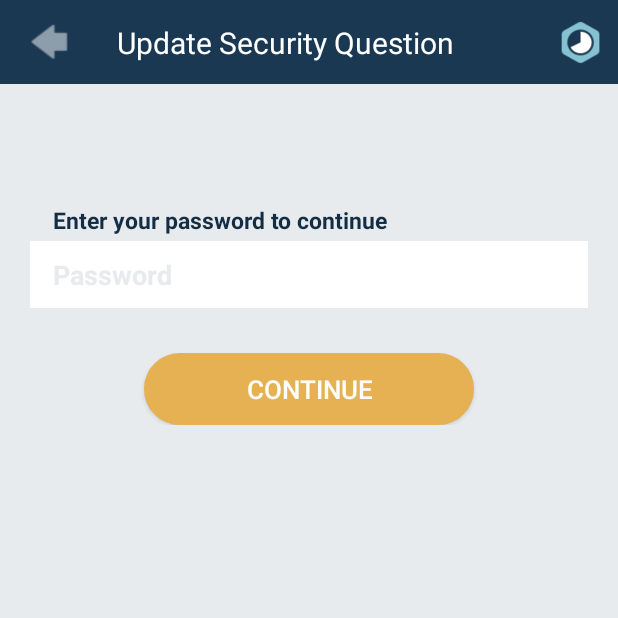
After one commit to anshilbhansali/SelfScoreApp, an Android app: the UpdateSecQuestion screen opened directly, with no data from a screen before it, on a phone screen of 412 x 824 dp, the top half of it. The commit adds this screen. Run offline under Robolectric (Android 15) with nearby library versions, the phone set to English and light mode, and no system bars.

Commit message:
account settings activity done, and implementing swipetorefresh

```diff
--- /dev/null
+++ b/app/src/main/java/com/selfscore/selfscoreapp/Activities/DashboardActivities/UpdateSecQuestion.java
@@ -0,0 +1,190 @@
+package com.selfscore.selfscoreapp.Activities.DashboardActivities;
+
+import android.annotation.TargetApi;
+import android.content.Intent;
+import android.os.Build;
+import android.support.v7.app.AppCompatActivity;
+import android.os.Bundle;
+import android.support.v7.widget.Toolbar;
+import android.view.KeyEvent;
+import android.view.View;
+import android.view.WindowManager;
+import android.widget.AdapterView;
+import android.widget.ArrayAdapter;
+import android.widget.Button;
+import android.widget.EditText;
+import android.widget.ImageView;
+import android.widget.LinearLayout;
+import android.widget.Spinner;
+import android.widget.TextView;
+import android.widget.Toast;
+
+import com.selfscore.selfscoreapp.Model.Model;
+import com.selfscore.selfscoreapp.R;
+import com.selfscore.selfscoreapp.SelfScoreApplication;
+
+public class UpdateSecQuestion extends AppCompatActivity {
+
+    EditText password_view;
+    Model model;
+    TextView questionView;
+    String question, answer;
+
+    @TargetApi(Build.VERSION_CODES.JELLY_BEAN_MR1)
+    @Override
+    protected void onCreate(Bundle savedInstanceState) {
+        super.onCreate(savedInstanceState);
+        setContentView(R.layout.activity_update_sec_question);
+
+        model = ((SelfScoreApplication) this.getApplication()).getModel();
+
+        Toolbar myToolbar = (Toolbar) findViewById(R.id._toolbar);
+        setSupportActionBar(myToolbar);
+
+        ImageView back_button = (ImageView) findViewById(R.id.back_button);
+        ImageView home_button = (ImageView) findViewById(R.id.home_button);
+        TextView header_view = (TextView) findViewById(R.id.header_card);
+        LinearLayout.LayoutParams params = (LinearLayout.LayoutParams)header_view.getLayoutParams();
+        params.setMarginStart(40);
+        header_view.setLayoutParams(params);
+        header_view.setText("Update Security Question");
+
+        back_button.setOnClickListener(new View.OnClickListener() {
+            @Override
+            public void onClick(View v) {
+                onBackPressed();
+            }
+        });
+
+        home_button.setOnClickListener(new View.OnClickListener() {
+            @Override
+            public void onClick(View v) {
+                Intent intent = new Intent(getApplicationContext(), MainActivity.class);
+                startActivity(intent);
+            }
+        });
+
+
+        final View check_p_view = findViewById(R.id.check_password_view);
+        final View update_sq_view = findViewById(R.id.update_secq_view);
+
+        check_p_view.setVisibility(View.VISIBLE);
+        update_sq_view.setVisibility(View.GONE);
+
+        Button continue_b = (Button) findViewById(R.id.continue_button);
+        password_view = (EditText) findViewById(R.id.current_p);
+
+        continue_b.setOnClickListener(new View.OnClickListener() {
+            @Override
+            public void onClick(View v) {
+                String password = password_view.getText().toString();
+                Boolean cancel = false;
+
+                //reset error
+                password_view.setError(null);
+
+                if(!checkPassword(password))
+                {
+                    password_view.setError("Password is wrong");
+                    cancel = true;
+                }
+
+                if(cancel)
+                {
+                    password_view.requestFocus();
+                }
+                else
+                {
+                    check_p_view.setVisibility(View.GONE);
+                    update_sq_view.setVisibility(View.VISIBLE);
+                }
+
+            }
+        });
+
+        //AFTER PASSWORD VERIFIED...UPDATE SEC QUESTION
+        final View arrow_down = findViewById(R.id.arrow_down);
+        Spinner spinner = (Spinner) findViewById(R.id.spinner_create);
+        ArrayAdapter<String> adapter = new ArrayAdapter<String>(this, android.R.layout.simple_spinner_dropdown_item, model.getSecQuestions());
+        spinner.setAdapter(adapter);
+        spinner.setOnItemSelectedListener(new AdapterView.OnItemSelectedListener() {
+            @Override
+            public void onItemSelected(AdapterView<?> parent, View view, int position, long id) {
+                questionView = (TextView) view;
+                question = questionView.getText().toString();
+
+                if(!question.equals("Select a security question..."))
+                {
+                    //if a question is selected, hide arrow
+                    arrow_down.setVisibility(View.GONE);
+                }
+                else
+                {
+                    arrow_down.setVisibility(View.VISIBLE);
+                }
+            }
+
+            @Override
+            public void onNothingSelected(AdapterView<?> parent) {
+
+            }
+        });
+
+        final EditText answer_view = (EditText) findViewById(R.id.answer_view);
+        Button update_sq_b = (Button) findViewById(R.id.update_sq_button);
+        update_sq_b.setOnClickListener(new View.OnClickListener() {
+            @Override
+            public void onClick(View v) {
+
+                boolean cancel = false;
+                answer = answer_view.getText().toString();
+                answer_view.setError(null);
+
+                if(!checkQuestion(question))
+                {
+                    Toast.makeText(UpdateSecQuestion.this, "Please select a security question", Toast.LENGTH_SHORT).show();
+                    cancel = true;
+                }
+
+                if(!checkAnswer(answer))
+                {
+                    answer_view.setError("Field is required");
+                    cancel = true;
+                }
+
+                if(cancel)
+                {
+                    answer_view.requestFocus();
+                }
+                else
+                {
+                    model.setSecQuestion(question);
+                    model.setAnswer(answer);
+                    Intent intent = new Intent(getApplicationContext(), MainActivity.class);
+                    startActivity(intent);
+                    Toast.makeText(UpdateSecQuestion.this, "Security question updated!", Toast.LENGTH_SHORT).show();
+                }
+            }
+        });
+
+    }
+
+
+    public boolean checkPassword(String password)
+    {
+        return password.length()>0;
+    }
+
+    public boolean checkQuestion(String question)
+    {
+        if(question.equals("Select a security question..."))
+            return false;
+
+        return true;
+    }
+
+    public boolean checkAnswer(String answer)
+    {
+        return answer.length()>0;
+    }
+}
--- a/app/src/main/res/layout/activity_my_profile.xml
+++ b/app/src/main/res/layout/activity_my_profile.xml
@@ -95,8 +95,8 @@
             android:layout_height="wrap_content"
             android:text="Update Info"
             android:textColor="@color/midnight"
-            android:textSize="22sp"
-            android:layout_marginTop="10dp"
+            android:textSize="18sp"
+            android:layout_marginTop="8dp"
             android:layout_marginLeft="20dp"/>
 
         <!-- empty view -->
--- /dev/null
+++ b/app/src/main/res/layout/activity_update_sec_question.xml
@@ -0,0 +1,164 @@
+<?xml version="1.0" encoding="utf-8"?>
+<LinearLayout xmlns:android="http://schemas.android.com/apk/res/android"
+    android:orientation="vertical"
+    android:layout_width="match_parent"
+    android:layout_height="match_parent"
+    android:background="@color/navy10">
+
+    <include layout="@layout/card_toolbar"></include>
+
+
+    <LinearLayout
+        android:layout_width="match_parent"
+        android:layout_height="wrap_content"
+        android:orientation="vertical"
+        android:layout_marginTop="80dp">
+
+        <LinearLayout
+            android:layout_width="match_parent"
+            android:layout_height="wrap_content"
+            android:orientation="vertical"
+            android:visibility="visible"
+            android:id="@+id/check_password_view">
+
+            <TextView
+                android:layout_width="wrap_content"
+                android:layout_height="wrap_content"
+                android:text="Enter your password to continue"
+                android:textColor="@color/midnight"
+                android:textStyle="bold"
+                android:textSize="15sp"
+                android:layout_marginTop="0dp"
+                android:layout_marginLeft="35dp"/>
+
+            <EditText
+                android:layout_width="match_parent"
+                android:layout_height="wrap_content"
+                android:hint="Password"
+                android:textColorHint="@color/navy10"
+                android:inputType="textPassword"
+                android:textStyle="bold"
+                android:paddingTop="10dp"
+                android:paddingBottom="10dp"
+                android:paddingLeft="15dp"
+                android:layout_marginTop="3dp"
+                android:layout_marginLeft="20dp"
+                android:layout_marginRight="20dp"
+                android:background="@color/colorWhite"
+                android:id="@+id/current_p"/>
+
+
+            <Button
+                android:layout_width="220dp"
+                android:layout_height="wrap_content"
+                android:text="Continue"
+                android:textSize="17sp"
+                android:textColor="@color/colorWhite"
+                android:background="@drawable/mybutton_yellow"
+                android:layout_gravity="center"
+                android:layout_marginTop="30dp"
+                android:id="@+id/continue_button"/>
+
+        </LinearLayout>
+
+        <LinearLayout
+            android:layout_width="match_parent"
+            android:layout_height="wrap_content"
+            android:orientation="vertical"
+            android:visibility="visible"
+            android:id="@+id/update_secq_view">
+
+            <TextView
+                android:layout_width="wrap_content"
+                android:layout_height="wrap_content"
+                android:text="Select security question"
+                android:textColor="@color/midnight"
+                android:textStyle="bold"
+                android:textSize="15sp"
+                android:layout_marginTop="0dp"
+                android:layout_marginLeft="35dp"/>
+
+            <RelativeLayout
+                android:layout_width="match_parent"
+                android:layout_height="wrap_content">
+
+                <Spinner
+                    android:id="@+id/spinner_create"
+                    android:layout_width="match_parent"
+                    android:layout_height="50dp"
+                    android:layout_marginLeft="20dp"
+                    android:layout_marginRight="20dp"
+                    android:layout_marginTop="3dp"
+                    android:background="@color/colorWhite"
+                    android:spinnerMode="dropdown"
+                    />
+
+
+                <TextView
+                    android:layout_width="wrap_content"
+                    android:layout_height="wrap_content"
+                    android:text="▼"
+                    android:textColor="@color/midnight"
+                    android:textSize="20sp"
+                    android:rotation="0"
+                    android:layout_marginLeft="310dp"
+                    android:layout_marginTop="15dp"
+                    android:id="@+id/arrow_down"
+                    />
+
+            </RelativeLayout>
+
+
+
+            <TextView
+                android:layout_width="wrap_content"
+                android:layout_height="wrap_content"
+                android:text="Your answer"
+                android:textColor="@color/midnight"
+                android:textStyle="bold"
+                android:textSize="15sp"
+                android:layout_marginTop="15dp"
+                android:layout_marginLeft="35dp"/>
+
+            <EditText
+                android:layout_width="match_parent"
+                android:layout_height="wrap_content"
+                android:hint="Answer"
+                android:textColorHint="@color/navy10"
+                android:inputType="text"
+                android:textStyle="bold"
+                android:paddingTop="10dp"
+                android:paddingBottom="10dp"
+                android:paddingLeft="15dp"
+                android:layout_marginTop="3dp"
+                android:layout_marginLeft="20dp"
+                android:layout_marginRight="20dp"
+                android:background="@color/colorWhite"
+                android:id="@+id/answer_view"
+                />
+
+            <Button
+                android:layout_width="280dp"
+                android:layout_height="wrap_content"
+                android:text="Update security question"
+                android:textSize="17sp"
+                android:textColor="@color/colorWhite"
+                android:background="@drawable/mybutton_yellow"
+                android:layout_gravity="center"
+                android:layout_marginTop="30dp"
+                android:id="@+id/update_sq_button"
+                />
+
+
+
+        </LinearLayout>
+
+
+
+    </LinearLayout>
+
+
+
+
+
+</LinearLayout>
```
Also changed, not shown: app/src/main/AndroidManifest.xml (+15 -23 lines), app/src/main/java/com/selfscore/selfscoreapp/Activities/DashboardActivities/AccountSettingsActivity.java (added, +70 -0 lines), app/src/main/java/com/selfscore/selfscoreapp/Activities/DashboardActivities/ChangePassword.java (added, +75 -0 lines), app/src/main/java/com/selfscore/selfscoreapp/Activities/DashboardActivities/MainActivity.java (+28 -0 lines), app/src/main/res/layout/activity_account_settings.xml (added, +90 -0 lines), app/src/main/res/layout/activity_change_password.xml (added, +73 -0 lines), app/src/main/res/layout/activity_main.xml (+5 -3 lines).
